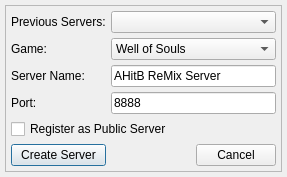
The window that ui/createinstance.ui (StarixWoS/ReMix) describes before a commit, drawn with Qt 5.
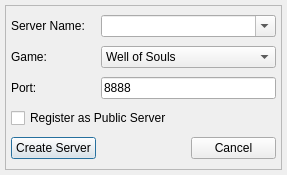
The same window after the commit.

Commit message:
Change: The CreateInstance class will now return a ServerInfo object with the User-selected fields filled in. Note: This is done to remove old code related to commandline arguments.
Change: Sort the Server list within the CreateInstance Dialog.
Remove: Remove the dedicated Server Name field from the CreateInstance dialog in favor of using an editable ComboBox.

Change: Rename various functions related to Passwords within the Player class to better describe the password field they refer to.

What changed in the file:
```diff
--- a/ui/createinstance.ui
+++ b/ui/createinstance.ui
@@ -53,20 +53,14 @@
       <property name="spacing">
        <number>5</number>
       </property>
-      <item row="2" column="0">
-       <widget class="QLabel" name="label_2">
-        <property name="maximumSize">
-         <size>
-          <width>150</width>
-          <height>16777215</height>
-         </size>
-        </property>
+      <item row="3" column="0" colspan="3">
+       <widget class="QCheckBox" name="isPublic">
         <property name="text">
-         <string>Server Name:</string>
+         <string>Register as Public Server</string>
         </property>
        </widget>
       </item>
-      <item row="5" column="0">
+      <item row="4" column="0">
        <widget class="QPushButton" name="initializeServer">
         <property name="sizePolicy">
          <sizepolicy hsizetype="Minimum" vsizetype="Fixed">
@@ -82,10 +76,17 @@
         </property>
        </widget>
       </item>
-      <item row="4" column="0" colspan="3">
-       <widget class="QCheckBox" name="isPublic">
+      <item row="0" column="1" colspan="2">
+       <widget class="QComboBox" name="servers">
+        <property name="editable">
+         <bool>true</bool>
+        </property>
+       </widget>
+      </item>
+      <item row="0" column="0">
+       <widget class="QLabel" name="label_4">
         <property name="text">
-         <string>Register as Public Server</string>
+         <string>Server Name:</string>
         </property>
        </widget>
       </item>
@@ -108,24 +109,7 @@
         </item>
        </widget>
       </item>
-      <item row="2" column="1" colspan="2">
-       <widget class="QLineEdit" name="serverName">
-        <property name="text">
-         <string>AHitB ReMix Server</string>
-        </property>
-        <property name="maxLength">
-         <number>32</number>
-        </property>
-       </widget>
-      </item>
-      <item row="0" column="0">
-       <widget class="QLabel" name="label_4">
-        <property name="text">
-         <string>Previous Servers:</string>
-        </property>
-       </widget>
-      </item>
-      <item row="5" column="2">
+      <item row="4" column="2">
        <widget class="QPushButton" name="close">
         <property name="text">
          <string>Cancel</string>
@@ -135,36 +119,7 @@
         </property>
        </widget>
       </item>
-      <item row="0" column="1" colspan="2">
-       <widget class="QComboBox" name="oldServers"/>
-      </item>
-      <item row="3" column="0">
-       <widget class="QLabel" name="label_3">
-        <property name="maximumSize">
-         <size>
-          <width>150</width>
-          <height>16777215</height>
-         </size>
-        </property>
-        <property name="text">
-         <string>Port:</string>
-        </property>
-       </widget>
-      </item>
-      <item row="1" column="0">
-       <widget class="QLabel" name="label">
-        <property name="maximumSize">
-         <size>
-          <width>150</width>
-          <height>16777215</height>
-         </size>
-        </property>
-        <property name="text">
-         <string>Game:</string>
-        </property>
-       </widget>
-      </item>
-      <item row="3" column="1" colspan="2">
+      <item row="2" column="1" colspan="2">
        <widget class="QLineEdit" name="portNumber">
         <property name="inputMethodHints">
          <set>Qt::ImhNone</set>
@@ -177,6 +132,32 @@
         </property>
        </widget>
       </item>
+      <item row="2" column="0">
+       <widget class="QLabel" name="label_3">
+        <property name="maximumSize">
+         <size>
+          <width>150</width>
+          <height>16777215</height>
+         </size>
+        </property>
+        <property name="text">
+         <string>Port:</string>
+        </property>
+       </widget>
+      </item>
+      <item row="1" column="0">
+       <widget class="QLabel" name="label">
+        <property name="maximumSize">
+         <size>
+          <width>150</width>
+          <height>16777215</height>
+         </size>
+        </property>
+        <property name="text">
+         <string>Game:</string>
+        </property>
+       </widget>
+      </item>
      </layout>
     </widget>
    </item>
```
The commit also changes 23 other files.
